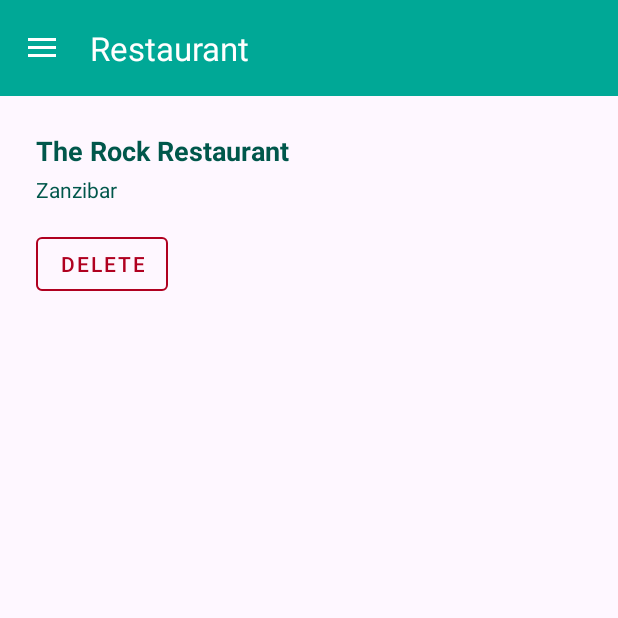
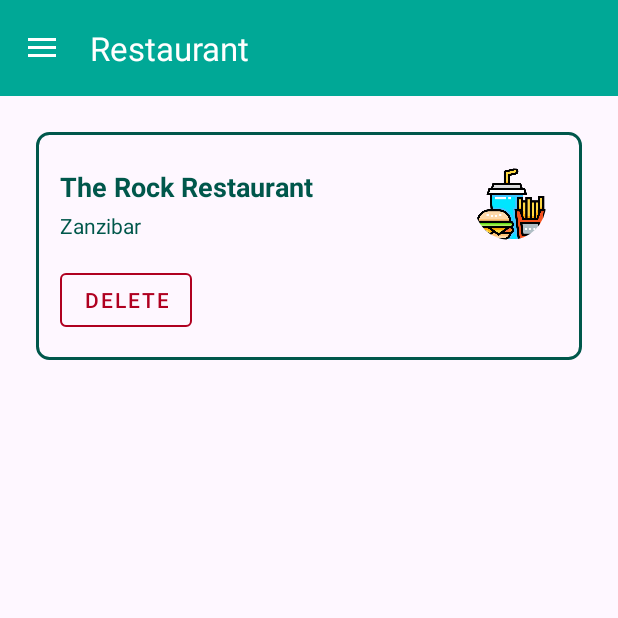
Before and after one commit to dawillygene/Restaurant_review_crud, an Android app: the screen it shows after launch (MainActivity), in the side drawer, after a tap on "Favorites", on a phone screen of 412 x 824 dp, the top half of it. Run offline under Robolectric (Android 15) with nearby library versions, the phone set to English and light mode, and no system bars; our stand-ins replace CircleImageView.

Commit message:
additional style

```diff
--- /dev/null
+++ b/app/src/main/res/drawable/border.xml
@@ -0,0 +1,11 @@
+<shape xmlns:android="http://schemas.android.com/apk/res/android">
+    <stroke
+        android:width="2dp"
+        android:color="@color/accentDarkColor" />
+    <corners android:radius="8dp" />
+    <padding
+        android:left="16dp"
+        android:top="16dp"
+        android:right="16dp"
+        android:bottom="16dp" />
+</shape>
--- a/app/src/main/res/layout/fragment_home.xml
+++ b/app/src/main/res/layout/fragment_home.xml
@@ -3,13 +3,13 @@
     android:layout_width="match_parent"
     android:layout_height="match_parent"
     android:orientation="vertical"
-    android:padding="16dp"
+    android:padding="3dp"
     >
 
     <androidx.recyclerview.widget.RecyclerView
         android:id="@+id/recyclerView"
         android:layout_width="match_parent"
         android:layout_height="match_parent"
-        android:padding="8dp" />
+        android:padding="4dp" />
 
 </LinearLayout>
--- a/app/src/main/res/layout/item_favorite.xml
+++ b/app/src/main/res/layout/item_favorite.xml
@@ -1,14 +1,32 @@
 <?xml version="1.0" encoding="utf-8"?>
-<LinearLayout xmlns:android="http://schemas.android.com/apk/res/android"
+<RelativeLayout xmlns:android="http://schemas.android.com/apk/res/android"
     xmlns:app="http://schemas.android.com/apk/res-auto"
     android:layout_width="match_parent"
     android:layout_height="wrap_content"
+    android:padding="16dp"
+    android:background="@drawable/border"
+    android:focusable="true"
+    android:clickable="true"
+    android:layout_margin="16dp">
+
+    <com.google.android.material.imageview.ShapeableImageView
+        android:id="@+id/restaurant_image"
+        android:layout_width="48dp"
+        android:layout_height="48dp"
+        android:src="@drawable/food"
+    android:scaleType="centerCrop"
+    android:layout_margin="8dp"
+    android:contentDescription="Restaurant Image"
+    android:layout_alignParentTop="true"
+    android:layout_alignParentEnd="true"
+    app:shapeAppearanceOverlay="@style/CircleImageView" />
+
+
+    <LinearLayout
+        android:layout_width="match_parent"
+        android:layout_height="wrap_content"
         android:orientation="vertical"
-    android:padding="16dp"
-    android:background="?attr/selectableItemBackground"
-    android:focusable="true"
-    android:clickable="true">
-
+        android:paddingTop="8dp">
 
         <com.google.android.material.textview.MaterialTextView
             android:id="@+id/tvRestaurantName"
@@ -19,7 +37,6 @@ android:textSize="18sp"
             android:textStyle="bold"
             android:textColor="@color/accentDarkColor"
             android:paddingBottom="4dp" />
-
 
         <com.google.android.material.textview.MaterialTextView
             android:id="@+id/tvLocation"
@@ -41,3 +58,4 @@ android:textColor="@color/errorColor"
             app:strokeColor="@color/errorColor"
             app:rippleColor="@color/errorColor" />
     </LinearLayout>
+</RelativeLayout>
--- /dev/null
+++ b/app/src/main/res/values/styles.xml
@@ -0,0 +1,7 @@
+<?xml version="1.0" encoding="utf-8"?>
+<resources>
+    <style name="CircleImageView">
+        <item name="cornerFamily">rounded</item>
+        <item name="cornerSize">50%</item>
+    </style>
+</resources>
```
Also changed, not shown: app/src/main/res/layout/item_restaurant.xml (+26 -10 lines), app/src/main/res/layout/item_review.xml (+27 -62 lines). Lines whose indentation alone changed are shown as unchanged.
